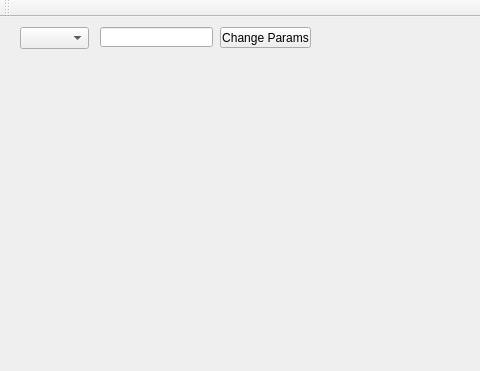
First picture: the form in mainwindow.ui, repository matheus-pimentel/GUI, before the edit; both pictures show x 0 to 480 and y 0 to 371 of the 731 by 371 pixel window.
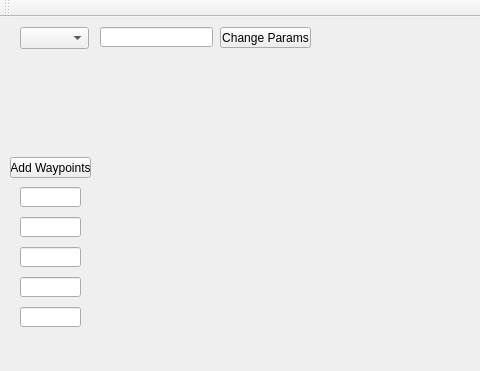
Second picture: the form after the edit.

```diff
--- a/mainwindow.ui
+++ b/mainwindow.ui
@@ -60,6 +60,69 @@
      <string>Change Params</string>
     </property>
    </widget>
+   <widget class="QLineEdit" name="x">
+    <property name="geometry">
+     <rect>
+      <x>20</x>
+      <y>170</y>
+      <width>61</width>
+      <height>20</height>
+     </rect>
+    </property>
+   </widget>
+   <widget class="QLineEdit" name="y">
+    <property name="geometry">
+     <rect>
+      <x>20</x>
+      <y>200</y>
+      <width>61</width>
+      <height>20</height>
+     </rect>
+    </property>
+   </widget>
+   <widget class="QLineEdit" name="z">
+    <property name="geometry">
+     <rect>
+      <x>20</x>
+      <y>230</y>
+      <width>61</width>
+      <height>20</height>
+     </rect>
+    </property>
+   </widget>
+   <widget class="QLineEdit" name="yaw">
+    <property name="geometry">
+     <rect>
+      <x>20</x>
+      <y>260</y>
+      <width>61</width>
+      <height>20</height>
+     </rect>
+    </property>
+   </widget>
+   <widget class="QLineEdit" name="time">
+    <property name="geometry">
+     <rect>
+      <x>20</x>
+      <y>290</y>
+      <width>61</width>
+      <height>20</height>
+     </rect>
+    </property>
+   </widget>
+   <widget class="QPushButton" name="add_waypoints">
+    <property name="geometry">
+     <rect>
+      <x>10</x>
+      <y>140</y>
+      <width>81</width>
+      <height>21</height>
+     </rect>
+    </property>
+    <property name="text">
+     <string>Add Waypoints</string>
+    </property>
+   </widget>
   </widget>
   <widget class="QMenuBar" name="menuBar">
    <property name="geometry">
```
